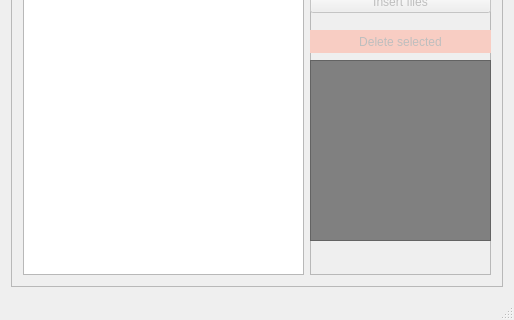
Above: pg_disatools_gui/mainwindow.ui from ProgSys/pg_disatools before the change; both pictures show x 0 to 514 and y 360 to 680 of the 514 by 680 pixel window. Below: the same form after it.
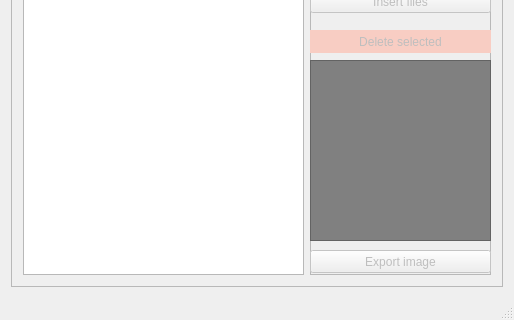
That is the form after the change. Custom widgets are drawn as their Qt base class.

Commit message: Added image export function.

The edit to the form file:
```diff
--- a/pg_disatools_gui/mainwindow.ui
+++ b/pg_disatools_gui/mainwindow.ui
@@ -346,6 +346,22 @@
            <string>About Qt</string>
           </property>
          </widget>
+         <widget class="QPushButton" name="btnExtractImage">
+          <property name="enabled">
+           <bool>false</bool>
+          </property>
+          <property name="geometry">
+           <rect>
+            <x>0</x>
+            <y>570</y>
+            <width>181</width>
+            <height>23</height>
+           </rect>
+          </property>
+          <property name="text">
+           <string>Export image</string>
+          </property>
+         </widget>
         </widget>
        </item>
       </layout>
@@ -374,6 +390,13 @@
   <widget class="QStatusBar" name="statusBar"/>
  </widget>
  <layoutdefault spacing="6" margin="11"/>
+ <customwidgets>
+  <customwidget>
+   <class>ItemPreview</class>
+   <extends>QGraphicsView</extends>
+   <header>ItemPreview.h</header>
+  </customwidget>
+ </customwidgets>
  <resources/>
  <connections/>
 </ui>
```
Left out of the diff: 7 changed lines with no effect on the pictures. The commit also changes 8 other files.
